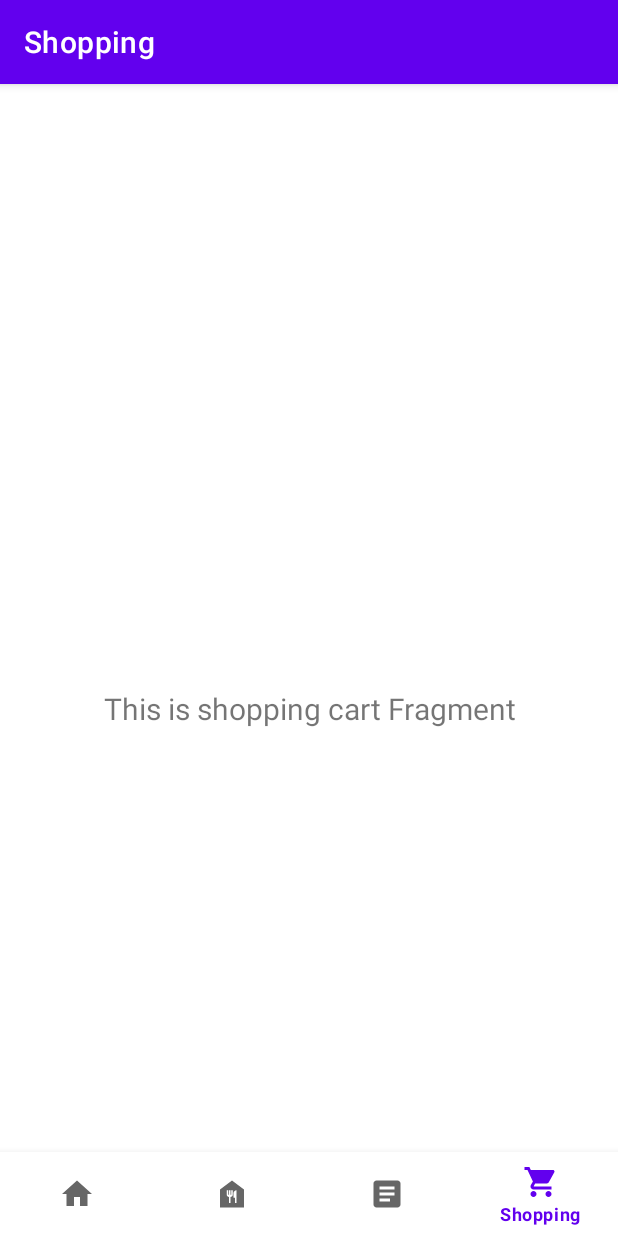
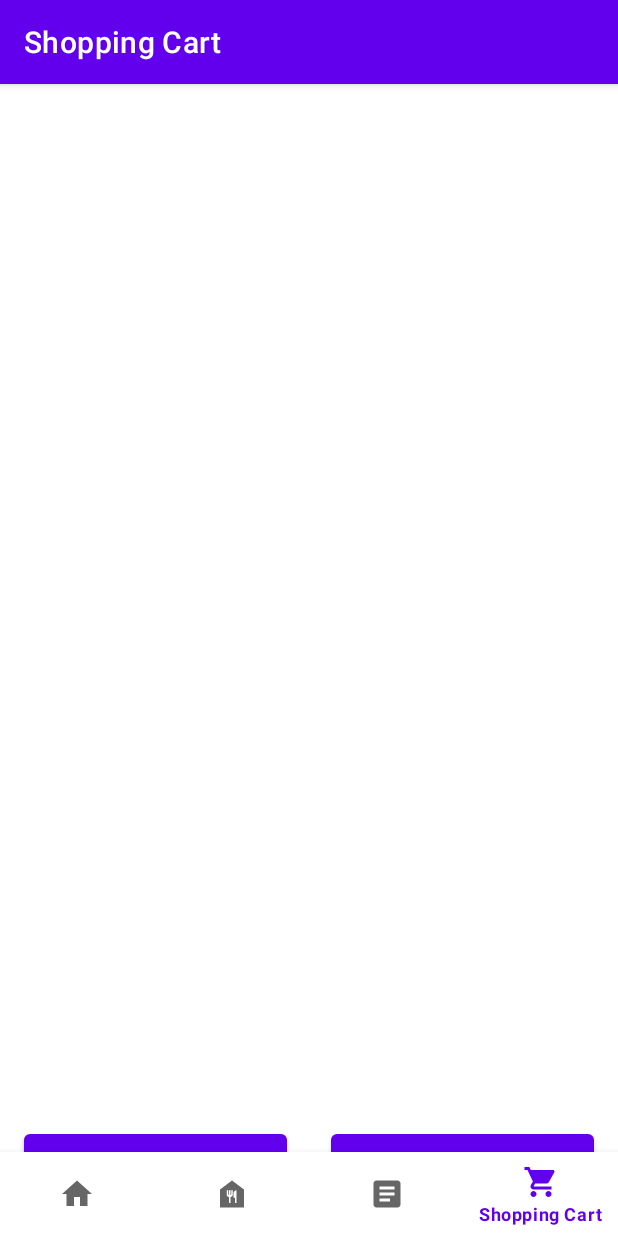
Before and after one commit to klillenb/mobile-application-dev, an Android app: the ShoppingFragment screen opened through its navigation route, on a phone screen of 412 x 824 dp. Run offline under Robolectric (Android 15) with nearby library versions, the phone set to English and light mode, and no system bars; our stand-ins replace navigation-ui.

Commit message:
shopping cart wip

```diff
--- a/03/app/src/main/java/com/example/mobileapp/ui/shopping/ShoppingFragment.kt
+++ b/03/app/src/main/java/com/example/mobileapp/ui/shopping/ShoppingFragment.kt
@@ -4,12 +4,10 @@ import android.os.Bundle
 import android.view.LayoutInflater
 import android.view.View
 import android.view.ViewGroup
-import android.widget.TextView
 import androidx.fragment.app.Fragment
-import androidx.lifecycle.ViewModelProvider
-import com.example.mobileapp.databinding.FragmentHomeBinding
+import androidx.recyclerview.widget.LinearLayoutManager
+import androidx.recyclerview.widget.RecyclerView
 import com.example.mobileapp.databinding.FragmentShoppingBinding
-import com.example.mobileapp.ui.recipes.RecipesViewModel
 
 class ShoppingFragment : Fragment() {
 
@@ -19,21 +17,36 @@ class ShoppingFragment : Fragment() {
     // onDestroyView.
     private val binding get() = _binding!!
 
+    class ShoppingData(val items: ArrayList<String>, val checked: ArrayList<Int>)
+    private val dataset: ShoppingData = ShoppingData(
+        ArrayList(),
+        ArrayList()
+    )
+
     override fun onCreateView(
         inflater: LayoutInflater,
         container: ViewGroup?,
         savedInstanceState: Bundle?
     ): View {
-        val homeViewModel =
-            ViewModelProvider(this).get(ShoppingViewModel::class.java)
+        /* val homeViewModel =
+            ViewModelProvider(this)[ShoppingViewModel::class.java]
+        */
 
         _binding = FragmentShoppingBinding.inflate(inflater, container, false)
         val root: View = binding.root
 
-        val textView: TextView = binding.textShopping
-        homeViewModel.text.observe(viewLifecycleOwner) {
-            textView.text = it
+        val recyclerView: RecyclerView = binding.recyclerView
+        binding.completeAllButton.setOnClickListener {
+            dataset.checked.clear()
+            for (i in 0..dataset.items.size) {
+                dataset.checked.add(i)
+            }
         }
+        recyclerView.adapter = CartItemViewAdapter(
+            dataset
+        )
+        // vist pole õige
+        recyclerView.layoutManager = LinearLayoutManager(this.activity)
         return root
     }
 
--- /dev/null
+++ b/03/app/src/main/res/drawable/baseline_delete_24.xml
@@ -0,0 +1,5 @@
+<vector android:height="24dp" android:tint="#000000"
+    android:viewportHeight="24" android:viewportWidth="24"
+    android:width="24dp" xmlns:android="http://schemas.android.com/apk/res/android">
+    <path android:fillColor="@android:color/white" android:pathData="M6,19c0,1.1 0.9,2 2,2h8c1.1,0 2,-0.9 2,-2V7H6v12zM19,4h-3.5l-1,-1h-5l-1,1H5v2h14V4z"/>
+</vector>
--- a/03/app/src/main/res/layout/fragment_shopping.xml
+++ b/03/app/src/main/res/layout/fragment_shopping.xml
@@ -4,17 +4,36 @@
     android:layout_width="match_parent"
     android:layout_height="match_parent">
 
-    <TextView
-        android:id="@+id/text_shopping"
-        android:layout_width="match_parent"
-        android:layout_height="wrap_content"
-        android:layout_marginStart="8dp"
-        android:layout_marginTop="8dp"
-        android:layout_marginEnd="8dp"
-        android:textAlignment="center"
-        android:textSize="20sp"
-        app:layout_constraintBottom_toBottomOf="parent"
+
+    <androidx.recyclerview.widget.RecyclerView
+        android:id="@+id/recycler_view"
+        android:layout_width="390dp"
+        android:layout_height="585dp"
+        app:layout_constraintBottom_toTopOf="@+id/delete_all_button"
         app:layout_constraintEnd_toEndOf="parent"
         app:layout_constraintStart_toStartOf="parent"
         app:layout_constraintTop_toTopOf="parent" />
+
+    <Button
+        android:id="@+id/delete_all_button"
+        android:layout_width="175dp"
+        android:layout_height="70dp"
+        android:layout_marginStart="16dp"
+        android:layout_marginBottom="4dp"
+        android:text="@string/delete_all_button"
+        android:textSize="17sp"
+        app:layout_constraintBottom_toBottomOf="parent"
+        app:layout_constraintStart_toStartOf="parent" />
+
+    <Button
+        android:id="@+id/complete_all_button"
+        android:layout_width="175dp"
+        android:layout_height="70dp"
+        android:layout_marginBottom="4dp"
+        android:text="@string/complete_all_button"
+        android:textSize="17sp"
+        app:layout_constraintBottom_toBottomOf="parent"
+        app:layout_constraintEnd_toEndOf="parent"
+        app:layout_constraintHorizontal_bias="0.644"
+        app:layout_constraintStart_toEndOf="@+id/delete_all_button" />
 </androidx.constraintlayout.widget.ConstraintLayout>
--- a/03/app/src/main/res/values/strings.xml
+++ b/03/app/src/main/res/values/strings.xml
@@ -3,5 +3,8 @@
     <string name="title_home">Home</string>
     <string name="title_recipes">Recipes</string>
     <string name="title_meals">Meals and kcal</string>
-    <string name="title_shopping">Shopping</string>
+    <string name="title_shopping">Shopping Cart</string>
+    <string name="delete_all_button">Delete all</string>
+    <string name="complete_all_button">Complete all</string>
+    <string name="delete_button_desc">Delete</string>
 </resources>
```
Also changed, not shown: 03/app/src/main/java/com/example/mobileapp/ui/shopping/CartItemViewAdapter.kt (added, +50 -0 lines), 03/app/src/main/res/layout/shopping_cart_item.xml (added, +49 -0 lines).
